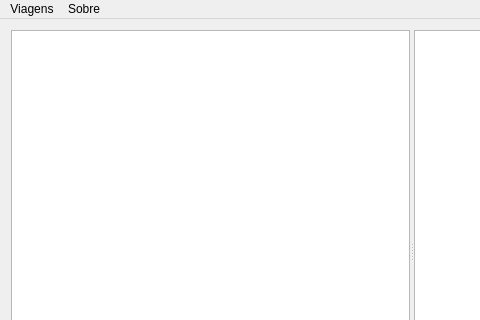
Above: MotorPlanner/windowviagem.ui from daiogocrs/trabalhofinal-prog2 before the change; both pictures show x 0 to 480 and y 0 to 320 of the 821 by 516 pixel window. Below: the same form after it.
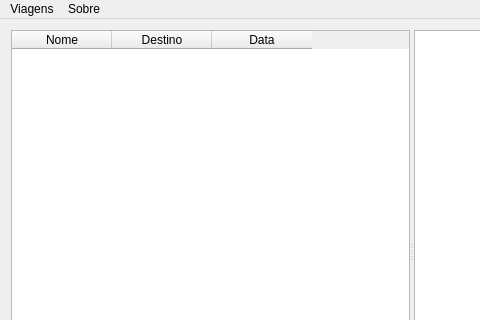
That is the form after the change.

The edit to the form file:
```diff
--- a/MotorPlanner/windowviagem.ui
+++ b/MotorPlanner/windowviagem.ui
@@ -29,7 +29,32 @@
     <widget class="QWidget" name="">
      <layout class="QVBoxLayout" name="verticalLayout">
       <item>
-       <widget class="QListWidget" name="listaViagensWidget"/>
+       <widget class="QTableWidget" name="tabelaViagensWidget">
+        <property name="editTriggers">
+         <set>QAbstractItemView::EditTrigger::NoEditTriggers</set>
+        </property>
+        <property name="selectionBehavior">
+         <enum>QAbstractItemView::SelectionBehavior::SelectRows</enum>
+        </property>
+        <property name="columnCount">
+         <number>3</number>
+        </property>
+        <column>
+         <property name="text">
+          <string>Nome</string>
+         </property>
+        </column>
+        <column>
+         <property name="text">
+          <string>Destino</string>
+         </property>
+        </column>
+        <column>
+         <property name="text">
+          <string>Data</string>
+         </property>
+        </column>
+       </widget>
       </item>
       <item>
        <widget class="QPushButton" name="criarViagemButton">
```
